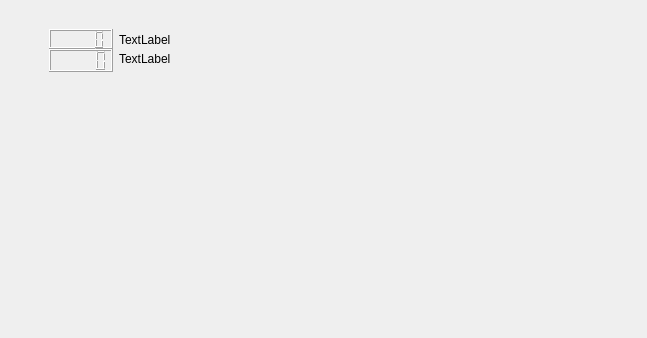
Before: the Qt Designer form Symulator/charts.ui in jakubt33/Inverted_Pendulum_Symulator, drawn with Qt 5.
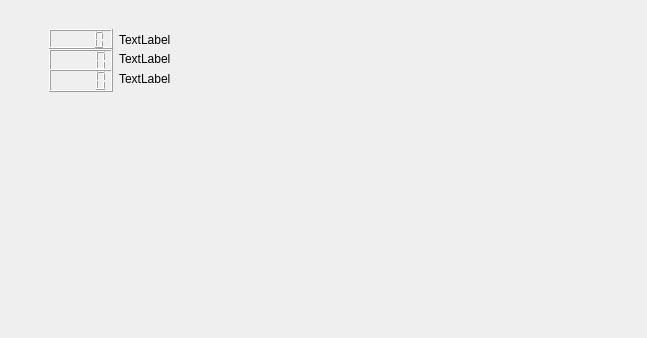
After: the same form once the commit is applied. Custom widgets are drawn as their Qt base class.

The edit to the form file:
```diff
--- a/Symulator/charts.ui
+++ b/Symulator/charts.ui
@@ -92,6 +92,38 @@
      <string>TextLabel</string>
     </property>
    </widget>
+   <widget class="QLabel" name="label3">
+    <property name="geometry">
+     <rect>
+      <x>110</x>
+      <y>60</y>
+      <width>91</width>
+      <height>20</height>
+     </rect>
+    </property>
+    <property name="text">
+     <string>TextLabel</string>
+    </property>
+   </widget>
+   <widget class="QLCDNumber" name="customValue3">
+    <property name="geometry">
+     <rect>
+      <x>40</x>
+      <y>60</y>
+      <width>64</width>
+      <height>23</height>
+     </rect>
+    </property>
+    <property name="font">
+     <font>
+      <weight>75</weight>
+      <bold>true</bold>
+     </font>
+    </property>
+    <property name="autoFillBackground">
+     <bool>true</bool>
+    </property>
+   </widget>
   </widget>
  </widget>
  <customwidgets>
```
